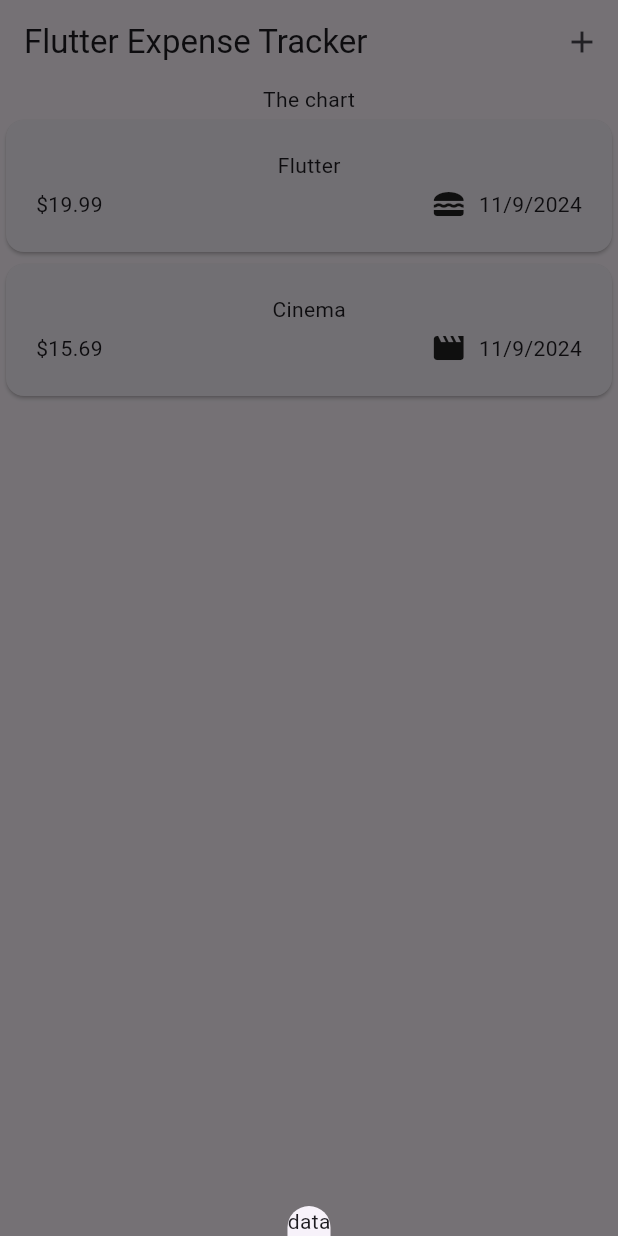
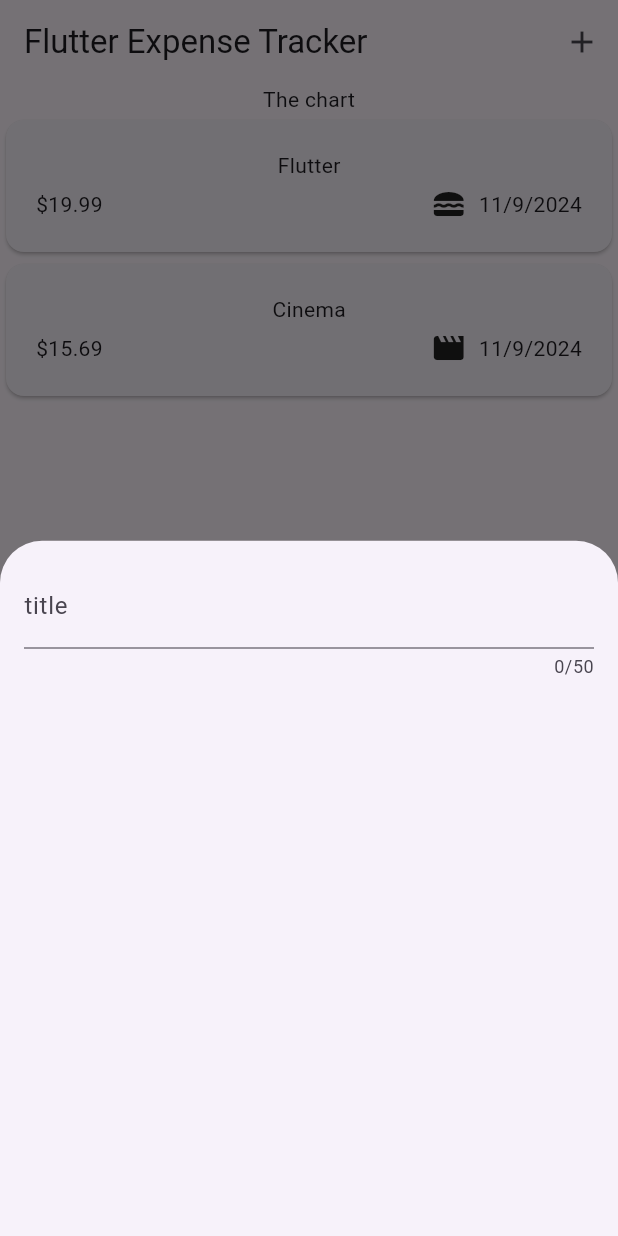
Before and after one commit to figboy9/flutter_expense_tracker, a Flutter app: the screen it shows after launch, after a tap on the "add" icon, on a phone screen of 412 x 824 dp. Run offline on Flutter 3.47's test engine with Material 3 defaults, Android fonts, the phone set to English and light mode, and no system bars.

Commit message:
add new expense

```diff
--- /dev/null
+++ b/lib/new_expense.dart
@@ -0,0 +1,29 @@
+import 'package:flutter/material.dart';
+
+class NewExpense extends StatefulWidget {
+  const NewExpense({super.key});
+
+  @override
+  State<NewExpense> createState() {
+    return _NewExpenseState();
+  }
+}
+
+class _NewExpenseState extends State<NewExpense> {
+  @override
+  Widget build(BuildContext context) {
+    return const Padding(
+      padding: EdgeInsets.all(16),
+      child: Column(
+        children: [
+          TextField(
+            maxLength: 50,
+            decoration: InputDecoration(
+              label: Text('title'),
+            ),
+          )
+        ],
+      ),
+    );
+  }
+}
--- a/lib/widgets/expenses.dart
+++ b/lib/widgets/expenses.dart
@@ -1,4 +1,5 @@
 import 'package:flutter/material.dart';
+import 'package:flutter_expense_tracker/new_expense.dart';
 import 'package:flutter_expense_tracker/widgets/expenses_list/expenses_list.dart';
 import 'package:flutter_expense_tracker/models/expense.dart';
 
@@ -27,7 +28,7 @@ class _ExpensesState extends State<Expenses> {
     )
   ];
   void _openAddExpenseOverlay() {
-    showModalBottomSheet(context: context, builder: (ctx) => Text('data'));
+    showModalBottomSheet(context: context, builder: (ctx) => NewExpense());
   }
 
   @override
```
